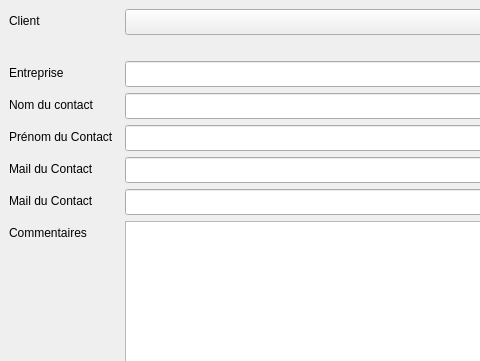
Old version of the form Assistants/FicheClient.ui in the repository baptiste-pasquier/eurocorporate; both pictures show x 0 to 480 and y 0 to 361 of the 584 by 497 pixel window.
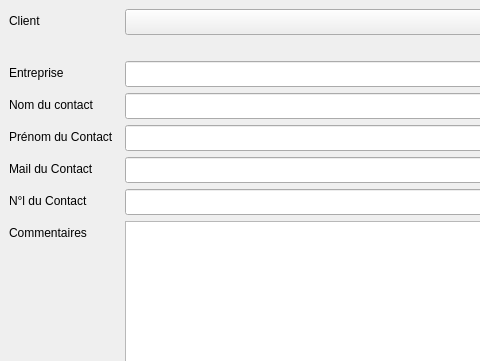
New version of the form. Icons and pictures are not drawn.

```diff
--- a/Assistants/FicheClient.ui
+++ b/Assistants/FicheClient.ui
@@ -144,7 +144,7 @@
       <item row="4" column="0">
        <widget class="QLabel" name="label_Mail_3">
         <property name="text">
-         <string>Mail du Contact</string>
+         <string>N°l du Contact</string>
         </property>
        </widget>
       </item>
```
